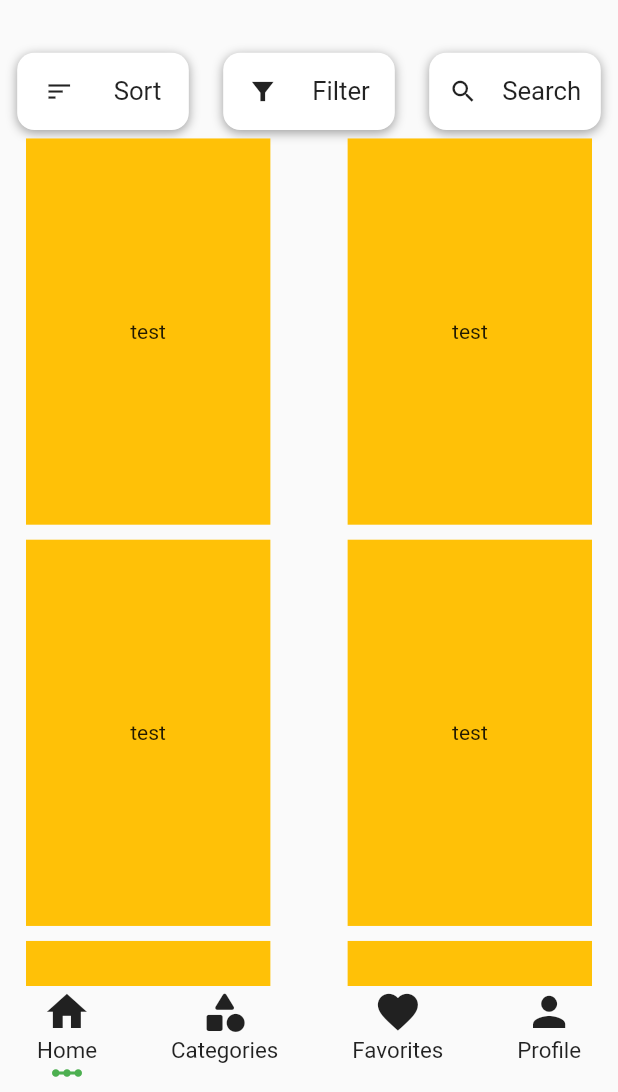
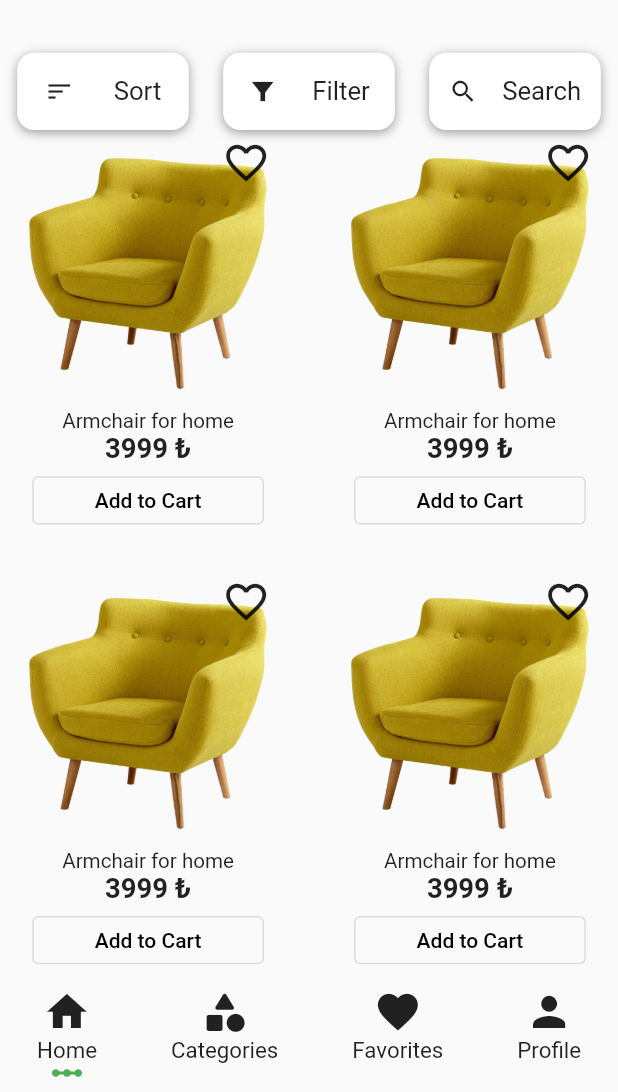
Before and after one commit to erkanoygun/ShopApp, a Flutter app: the screen it shows after launch, on a phone screen of 412 x 824 dp, the part 144-1236 px from its top. Run offline on Flutter 3.47's test engine with Material 2 defaults, Android fonts, the phone set to English and light mode, and no system bars; our stand-ins replace flutter_screenutil.

Commit message:
product add to cart button added, product add favorites button added, product card width revised

```diff
--- a/lib/views/HomePage/constant/text_constant.dart
+++ b/lib/views/HomePage/constant/text_constant.dart
@@ -4,4 +4,7 @@ abstract class TextConstant{
   static const String bottomBarItem2 = "Categories";
   static const String bottomBarItem3 = "Favorites";
   static const String bottomBarItem4 = "Profile";
+  static const String productPrice = "3999 ₺";
+  static const String productName = "Armchair for home";
+  static const String addCartButtonText = "Add to Cart";
 }
--- a/lib/views/HomePage/home_page.dart
+++ b/lib/views/HomePage/home_page.dart
@@ -1,6 +1,7 @@
 import 'package:flutter/material.dart';
 import 'package:flutter_screenutil/flutter_screenutil.dart';
 import 'package:shop_app/views/HomePage/widgets/my_app_bar.dart';
+import 'package:shop_app/views/HomePage/widgets/my_gridwiev_builder.dart';
 import '../../customs/my_bottom_navigationbar.dart';
 import '../../customs/my_bottom_navigationbar_item.dart';
 import '../../widgets/filter_cards.dart';
@@ -8,8 +9,7 @@ import 'constant/text_constant.dart';
 
 class HomePage extends StatelessWidget {
   HomePage({super.key});
-  final double gridWievCardSize = ScreenUtil().setHeight(200);
-  final double crossAxisSpacing = ScreenUtil().setHeight(40);
+
   final double bottomBarItemIconSize = ScreenUtil().setHeight(25);
   final double bottomBarHeight = ScreenUtil().setHeight(55);
   final double bottomBarItemTextSize = ScreenUtil().setSp(13);
@@ -68,26 +68,7 @@ class HomePage extends StatelessWidget {
             flex: 9,
             child: Padding(
               padding: const EdgeInsets.only(left: 15, right: 15).r,
-              child: GridView.builder(
-                gridDelegate: SliverGridDelegateWithFixedCrossAxisCount(
-                  crossAxisCount: 2,
-                  mainAxisExtent: gridWievCardSize,
-                  childAspectRatio: 1.0,
-                  crossAxisSpacing: crossAxisSpacing,
-                  mainAxisSpacing: 10.0,
-                ),
-                itemCount: 8,
-                itemBuilder: (BuildContext ctx, index) {
-                  return Container(
-                    alignment: Alignment.center,
-                    decoration: BoxDecoration(
-                      color: Colors.amber,
-                      borderRadius: BorderRadius.circular(0),
-                    ),
-                    child: const Text("test"),
-                  );
-                },
-              ),
+              child: MyGridWievBuilder(),
             ),
           ),
         ],
--- /dev/null
+++ b/lib/views/HomePage/widgets/my_gridwiev_builder.dart
@@ -0,0 +1,82 @@
+import 'dart:math';
+
+import 'package:flutter/material.dart';
+import 'package:flutter_screenutil/flutter_screenutil.dart';
+
+import '../constant/text_constant.dart';
+
+class MyGridWievBuilder extends StatelessWidget {
+  MyGridWievBuilder({super.key});
+  final double gridWievCardSize = ScreenUtil().setHeight(220);
+  final double crossAxisSpacing = ScreenUtil().setHeight(40);
+  static final productNameTextSize = ScreenUtil().setSp(12);
+  static final productPriceTextSize = ScreenUtil().setSp(16);
+  final double productImageWidth = ScreenUtil().setHeight(140);
+  final double productImageHeight = ScreenUtil().setHeight(140);
+  final double favIconSize = ScreenUtil().setHeight(25);
+  final double addToCartButtonWidth = ScreenUtil().setHeight(120);
+  final double addToCartButtonHeight = ScreenUtil().setHeight(25);
+  static List imageNames = ['armchair1.png', 'armchair2.png'];
+
+  @override
+  Widget build(BuildContext context) {
+    return GridView.builder(
+      gridDelegate: SliverGridDelegateWithFixedCrossAxisCount(
+        crossAxisCount: 2,
+        mainAxisExtent: gridWievCardSize,
+        childAspectRatio: 1.0,
+        crossAxisSpacing: crossAxisSpacing,
+        mainAxisSpacing: 10.0,
+      ),
+      itemCount: 8,
+      itemBuilder: (BuildContext ctx, index) {
+        return Stack(
+          children: [
+            Container(
+              alignment: Alignment.topCenter,
+              decoration: BoxDecoration(
+                color: Colors.transparent,
+                borderRadius: BorderRadius.circular(0),
+              ),
+              child: Column(
+                children: [
+                  SizedBox(
+                    width: productImageWidth,
+                    height: productImageHeight,
+                    child: Image.asset(
+                        "assets/images/${imageNames[Random().nextInt(imageNames.length)]}"),
+                  ),
+                  Text(
+                    TextConstant.productName,
+                    style: TextStyle(fontSize: productNameTextSize),
+                  ),
+                  Text(
+                    TextConstant.productPrice,
+                    style: TextStyle(
+                        fontSize: productPriceTextSize,
+                        fontWeight: FontWeight.bold),
+                  ),
+                  OutlinedButton(
+                    style: OutlinedButton.styleFrom(
+                      minimumSize: Size(addToCartButtonWidth, addToCartButtonHeight),
+                      foregroundColor: Colors.black,
+                    ),
+                    onPressed: () {},
+                    child: const Text(TextConstant.addCartButtonText),
+                  ),
+                ],
+              ),
+            ),
+            Align(
+              alignment: Alignment.topRight,
+              child: Icon(
+                Icons.favorite_border,
+                size: favIconSize,
+              ),
+            ),
+          ],
+        );
+      },
+    );
+  }
+}
--- a/pubspec.yaml
+++ b/pubspec.yaml
@@ -61,9 +61,8 @@ flutter:
   uses-material-design: true
 
   # To add assets to your application, add an assets section, like this:
-  # assets:
-  #   - images/a_dot_burr.jpeg
-  #   - images/a_dot_ham.jpeg
+  assets:
+    - assets/images/
 
   # An image asset can refer to one or more resolution-specific "variants", see
   # https://flutter.dev/assets-and-images/#resolution-aware
```
Also changed, not shown: assets/images/armchair1.png (added), assets/images/armchair2.png (added).
